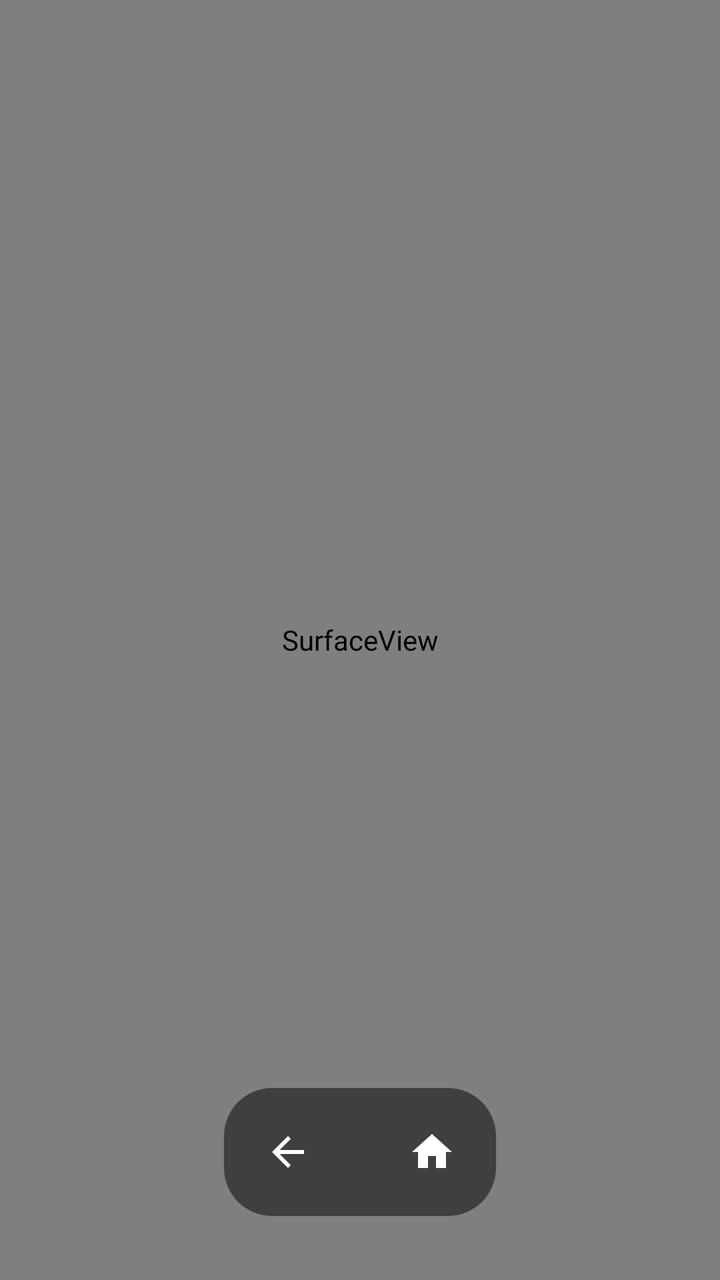
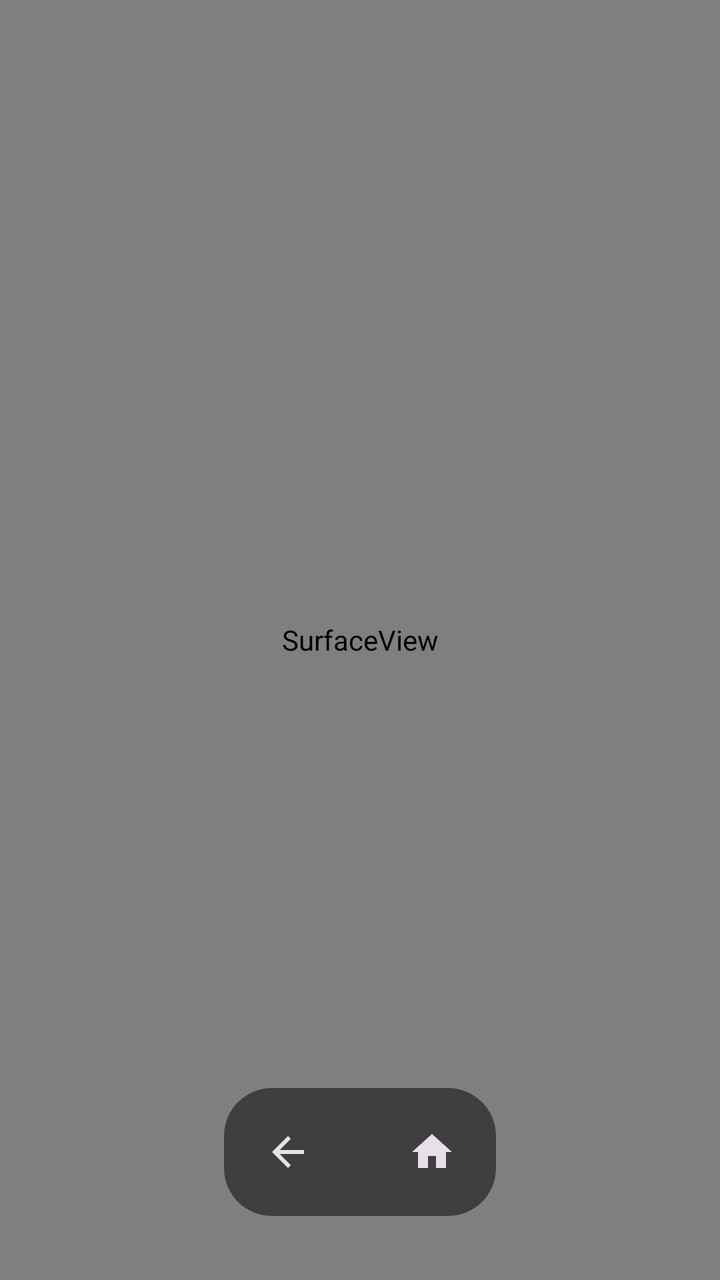

Two renders of the same Android screen: before a commit and after it. Below are the layout's source before the change and the commit's diff.
<!-- AndroidManifest.xml: activity theme Theme.Smartwatch -->
<!-- res/layout/activity_mirror.xml -->
<?xml version="1.0" encoding="utf-8"?>
<FrameLayout xmlns:android="http://schemas.android.com/apk/res/android"
    android:id="@+id/rootLayout"
    xmlns:app="http://schemas.android.com/apk/res-auto"
    android:layout_width="match_parent"
    android:layout_height="match_parent"
    android:background="?android:attr/colorBackground"
    android:keepScreenOn="true">

    <SurfaceView
        android:id="@+id/surfaceView"
        android:layout_width="match_parent"
        android:layout_height="match_parent"
        android:layout_gravity="center" />

    <LinearLayout
        android:id="@+id/overlayControls"
        android:layout_width="wrap_content"
        android:layout_height="wrap_content"
        android:layout_gravity="bottom|center_horizontal"
        android:layout_marginBottom="32dp"
        android:background="@drawable/bg_mirror_overlay"
        android:orientation="horizontal"
        android:padding="8dp">

        <ImageButton
            android:id="@+id/btnRemoteBack"
            android:layout_width="48dp"
            android:layout_height="48dp"
            android:background="?attr/selectableItemBackgroundBorderless"
            android:contentDescription="Remote Back"
            android:src="@drawable/ic_back"
            app:tint="#FFFFFF" />

        <View
            android:layout_width="24dp"
            android:layout_height="1px" />

        <ImageButton
            android:id="@+id/btnRemoteHome"
            android:layout_width="48dp"
            android:layout_height="48dp"
            android:background="?attr/selectableItemBackgroundBorderless"
            android:contentDescription="Remote Home"
            android:src="@drawable/ic_home"
            app:tint="#FFFFFF" />

    </LinearLayout>

</FrameLayout>
<!-- resources referenced by this layout -->
<resources>
  <!-- drawable bg_mirror_overlay (drawable) -->
  <?xml version="1.0" encoding="utf-8"?>
  <shape xmlns:android="http://schemas.android.com/apk/res/android">
      <solid android:color="#80000000" />
      <corners android:radius="24dp" />
  </shape>
  <!-- drawable ic_back (drawable) -->
  <vector xmlns:android="http://schemas.android.com/apk/res/android"
      android:width="24dp"
      android:height="24dp"
      android:viewportWidth="24"
      android:viewportHeight="24">
      <path
          android:fillColor="#FF000000"
          android:pathData="M20,11H7.83l5.59,-5.59L12,4l-8,8 8,8 1.41,-1.41L7.83,13H20v-2z" />
  </vector>
  <!-- drawable ic_home (drawable) -->
  <vector xmlns:android="http://schemas.android.com/apk/res/android"
      android:width="24dp"
      android:height="24dp"
      android:viewportWidth="24"
      android:viewportHeight="24">
      <path
          android:fillColor="#FF000000"
          android:pathData="M10,20v-6h4v6h5v-8h3L12,3 2,12h3v8z" />
  </vector>
  <style name="Theme.Smartwatch" parent="Theme.Material3.DayNight.NoActionBar">
          
          <item name="colorPrimary">#3DAADC</item>
          <item name="colorOnPrimary">#FFFFFF</item>
          <item name="colorPrimaryContainer">#D0EEFA</item>
          <item name="colorOnPrimaryContainer">#003549</item>
  
          
          <item name="colorSecondary">#DC3D3D</item>
          <item name="colorOnSecondary">#FFFFFF</item>
          <item name="colorSecondaryContainer">#FFDAD6</item>
          <item name="colorOnSecondaryContainer">#410002</item>
  
          
          <item name="colorTertiary">#22CC88</item>
          <item name="colorOnTertiary">#FFFFFF</item>
          <item name="colorTertiaryContainer">#B8F5DA</item>
          <item name="colorOnTertiaryContainer">#002116</item>
  
          
          <item name="colorSurface">#FAFCFF</item>
          <item name="colorOnSurface">#181C20</item>
          <item name="colorSurfaceVariant">#DCE4EC</item>
          <item name="colorOnSurfaceVariant">#40484F</item>
          <item name="colorSurfaceContainer">#EDF1F7</item>
          <item name="colorSurfaceContainerHigh">#E8ECF2</item>
          <item name="colorSurfaceContainerHighest">#E2E7ED</item>
  
          
          <item name="colorOutline">#70787F</item>
          <item name="colorOutlineVariant">#C0C8CF</item>
  
          
          <item name="colorError">#BA1A1A</item>
          <item name="colorOnError">#FFFFFF</item>
          <item name="colorErrorContainer">#FFDAD6</item>
          <item name="colorOnErrorContainer">#410002</item>
  
          
          <item name="android:navigationBarColor">@android:color/transparent</item>
          <item name="android:statusBarColor">@android:color/transparent</item>
          <item name="android:windowLightStatusBar">true</item>
          <item name="android:windowLayoutInDisplayCutoutMode" tools:targetApi="o_mr1">shortEdges</item>
  
          
          <item name="shapeAppearanceSmallComponent">@style/Shape.Small</item>
          <item name="shapeAppearanceMediumComponent">@style/Shape.Medium</item>
          <item name="shapeAppearanceLargeComponent">@style/Shape.Large</item>
  
          
          <item name="elevationOverlayEnabled">false</item>
      </style>
  <style name="Shape.Small" parent="ShapeAppearance.Material3.SmallComponent">
          <item name="cornerSize">8dp</item>
      </style>
  <style name="Shape.Medium" parent="ShapeAppearance.Material3.MediumComponent">
          <item name="cornerSize">16dp</item>
      </style>
  <style name="Shape.Large" parent="ShapeAppearance.Material3.LargeComponent">
          <item name="cornerSize">24dp</item>
      </style>
</resources>

<!-- the commit's change to res/layout/activity_mirror.xml (unified diff, before → after) -->
@@ -30,7 +30,7 @@
             android:background="?attr/selectableItemBackgroundBorderless"
             android:contentDescription="Remote Back"
             android:src="@drawable/ic_back"
-            app:tint="#FFFFFF" />
+            app:tint="?android:attr/textColorPrimaryInverse" />
 
         <View
             android:layout_width="24dp"
@@ -43,7 +43,7 @@
             android:background="?attr/selectableItemBackgroundBorderless"
             android:contentDescription="Remote Home"
             android:src="@drawable/ic_home"
-            app:tint="#FFFFFF" />
+            app:tint="?android:attr/textColorPrimaryInverse" />
 
     </LinearLayout>
 
